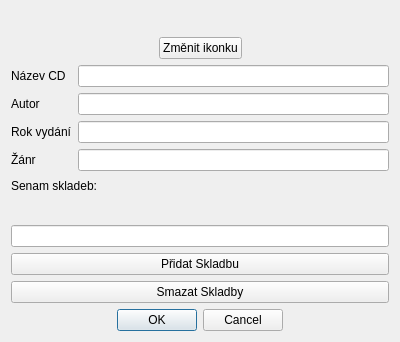
lipka28/CD-Database-Qt, file dialog.ui: the form before one commit.
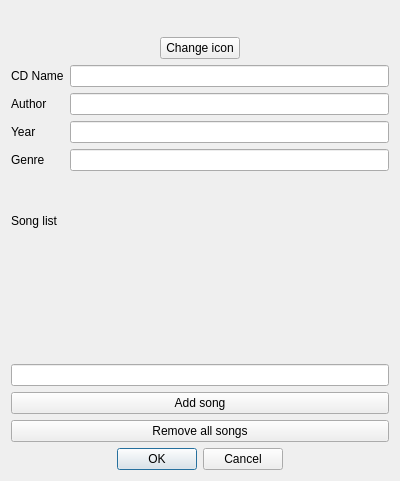
The form after the commit. Icons and pictures are not drawn.

```diff
--- a/dialog.ui
+++ b/dialog.ui
@@ -7,7 +7,7 @@
     <x>0</x>
     <y>0</y>
     <width>400</width>
-    <height>342</height>
+    <height>481</height>
    </rect>
   </property>
   <property name="windowTitle">
@@ -36,7 +36,7 @@
          <item row="2" column="1">
           <widget class="QPushButton" name="changeImageButton">
            <property name="text">
-            <string>Změnit ikonku</string>
+            <string>Change icon</string>
            </property>
           </widget>
          </item>
@@ -83,7 +83,7 @@
          <item row="0" column="0">
           <widget class="QLabel" name="dialogNameNOT">
            <property name="text">
-            <string>Název CD</string>
+            <string>CD Name</string>
            </property>
           </widget>
          </item>
@@ -96,7 +96,7 @@
          <item row="2" column="0">
           <widget class="QLabel" name="dialogYearNOT">
            <property name="text">
-            <string>Rok vydání</string>
+            <string>Year</string>
            </property>
           </widget>
          </item>
@@ -106,7 +106,7 @@
          <item row="3" column="0">
           <widget class="QLabel" name="dialogGenreNOT">
            <property name="text">
-            <string>Žánr</string>
+            <string>Genre</string>
            </property>
           </widget>
          </item>
@@ -116,7 +116,7 @@
          <item row="1" column="0">
           <widget class="QLabel" name="dialogAutorNOT">
            <property name="text">
-            <string>Autor</string>
+            <string>Author</string>
            </property>
           </widget>
          </item>
@@ -129,7 +129,7 @@
    <item>
     <widget class="QLabel" name="songListNOT">
      <property name="text">
-      <string>Senam skladeb:</string>
+      <string>Song list</string>
      </property>
     </widget>
    </item>
@@ -146,14 +146,14 @@
    <item>
     <widget class="QPushButton" name="addLineButton">
      <property name="text">
-      <string>Přidat Skladbu</string>
+      <string>Add song</string>
      </property>
     </widget>
    </item>
    <item>
     <widget class="QPushButton" name="removeLineButton">
      <property name="text">
-      <string>Smazat Skladby</string>
+      <string>Remove all songs</string>
      </property>
     </widget>
    </item>
```
